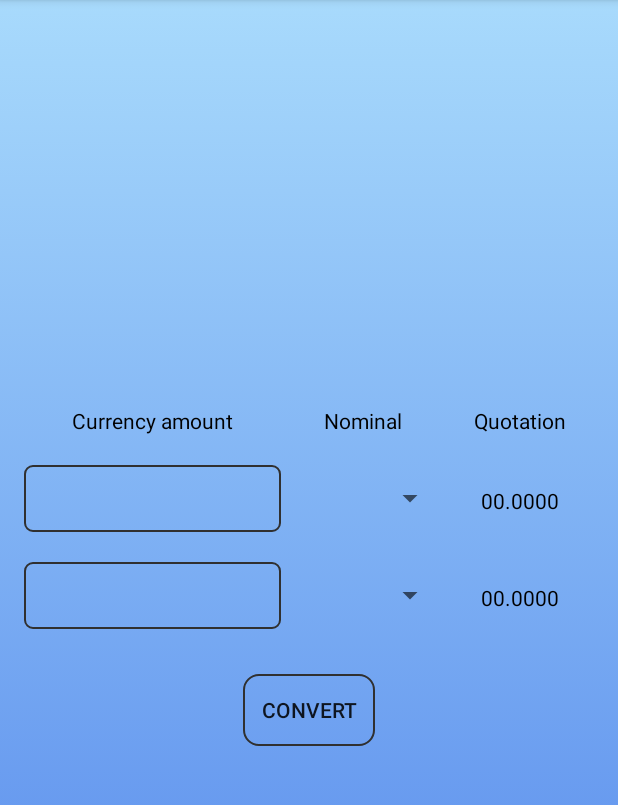
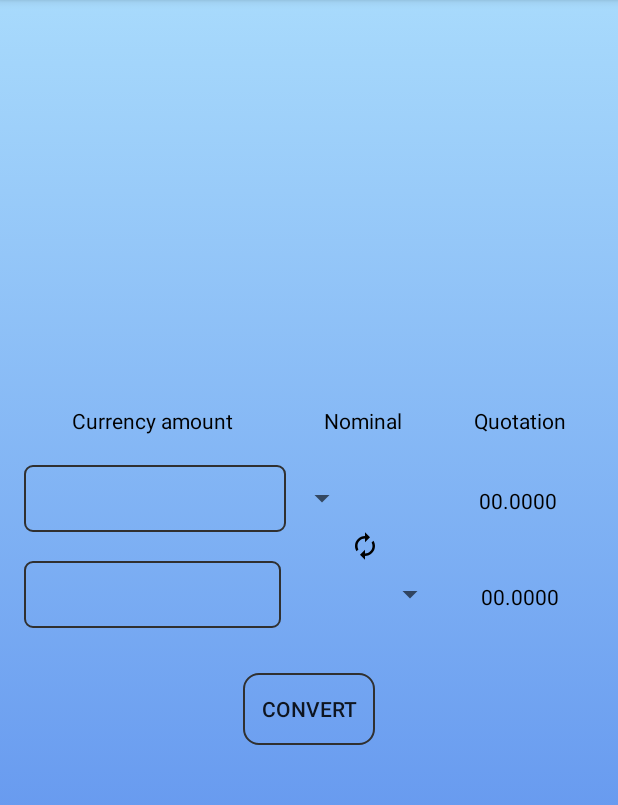
Before and after one commit to Vladchenko/CurrencyConverter, an Android app: the screen it shows after launch (InitialActivity), on a phone screen of 412 x 824 dp, the part 84-889 px from its top. Run offline under Robolectric (Android 15) with nearby library versions, the phone set to English and light mode, and no system bars; libraries missing offline, so code that uses them is left out: org.simpleframework.xml.

Commit message:
Swap button implemented.

```diff
--- a/app/src/main/java/com/example/vladislav/currencyconverter/InitialActivity.java
+++ b/app/src/main/java/com/example/vladislav/currencyconverter/InitialActivity.java
@@ -28,11 +28,8 @@ import java.util.List;
 
 import static android.content.IntentFilter.SYSTEM_HIGH_PRIORITY;
 
-// TODO - Make an initial currencies to be RUS and USD.
 // Make a currencies swap button.
 // Make a methods smaller
-// Make a white fields to be empty (not white).
-// Make all the fields to have m and s prefixes
 // Put all the resources to resources folder
 
 /**
@@ -40,9 +37,9 @@ import static android.content.IntentFilter.SYSTEM_HIGH_PRIORITY;
  */
 public class InitialActivity extends AppCompatActivity {
 
-    // Poition of a USD currency in a currencies spinner's list
+    // Position of a USD currency in a currencies spinner's list
     private final int USD_POSITION = 10;
-    // Poition of a RUB currency in a currencies spinner's list
+    // Position of a RUB currency in a currencies spinner's list
     private final int RUB_POSITION = 0;
 
     private CurrenciesContainer mCurrencyContainer;
@@ -51,7 +48,7 @@ public class InitialActivity extends AppCompatActivity {
     private EditText mInitialCurrencyEditText;      // Edit text for a currency to convert from.
     private EditText mResultingCurrencyEditText;    // Edit text for a currency to convert to.
     private TextView mInitialCurrencyTextView;      // Quotation for a currency to convert from.
-    private TextView mResultingCurrencyTextView;    // Quotation for a currency to convert from.
+    private TextView mResultingCurrencyTextView;    // Quotation for a currency to convert to.
     private BroadcastReceiver mBroadcastReceiver;
 
     @Override
@@ -63,7 +60,7 @@ public class InitialActivity extends AppCompatActivity {
                 + "/" + EnvironmentVars.getCurrenciesFileName());
 
         if (!CommonUtils.isURLValid(EnvironmentVars.getUrl())) {
-            Log.e(getClass().getCanonicalName(),"URL is incorrect!");
+            Log.e(getClass().getCanonicalName(), "URL is incorrect!");
             return;
         }
         if (!CommonUtils.isFilePathValid(EnvironmentVars.getCurrenciesFile())) {
@@ -89,9 +86,8 @@ public class InitialActivity extends AppCompatActivity {
         registerReceiver(mBroadcastReceiver, mIntentFilter);
 
         prepareViews();
-
-        Button convertButton = (Button) findViewById(R.id.convert_button);
-        convertButton.setOnClickListener(prepareClickListener());
+        initializeConvertButton();
+        initializerSwapCurrenciesButton();
 
     }
 
@@ -143,8 +139,9 @@ public class InitialActivity extends AppCompatActivity {
         };
     }
 
-    private View.OnClickListener prepareClickListener() {
-        return new View.OnClickListener() {
+    private void initializeConvertButton() {
+        Button convertButton = (Button) findViewById(R.id.convert_button);
+        convertButton.setOnClickListener( new View.OnClickListener() {
             @Override
             public void onClick(View v) {
                 if (mInitialCurrencySpinner.getSelectedItem().toString().equals(
@@ -172,7 +169,7 @@ public class InitialActivity extends AppCompatActivity {
                     }
                 }
             }
-        };
+        });
     }
 
     /**
@@ -211,7 +208,8 @@ public class InitialActivity extends AppCompatActivity {
             }
 
             @Override
-            public void onNothingSelected(AdapterView<?> parent) {}
+            public void onNothingSelected(AdapterView<?> parent) {
+            }
         });
 
         mResultingCurrencySpinner.setOnItemSelectedListener(new AdapterView.OnItemSelectedListener() {
@@ -222,7 +220,8 @@ public class InitialActivity extends AppCompatActivity {
             }
 
             @Override
-            public void onNothingSelected(AdapterView<?> parent) {}
+            public void onNothingSelected(AdapterView<?> parent) {
+            }
         });
 
         currenciesAdapter = new ArrayAdapter<String>(getApplicationContext(),
@@ -247,6 +246,24 @@ public class InitialActivity extends AppCompatActivity {
         mResultingCurrencyTextView = (TextView) findViewById(R.id.resulting_currency_quotation_text_view);
     }
 
+    private void initializerSwapCurrenciesButton() {
+        Button swapButton = (Button) findViewById(R.id.swap_button);
+        swapButton.setOnClickListener(new View.OnClickListener() {
+            @Override
+            public void onClick(View v) {
+                int swapperPosition;
+                String swapperText;
+                swapperPosition = mInitialCurrencySpinner.getSelectedItemPosition();
+                mInitialCurrencySpinner.setSelection(mResultingCurrencySpinner.getSelectedItemPosition());
+                mResultingCurrencySpinner.setSelection(swapperPosition);
+                swapperText = mInitialCurrencyTextView.getText().toString();
+                mInitialCurrencyTextView.setText(mResultingCurrencyTextView.getText());
+                mResultingCurrencyTextView.setText(swapperText);
+            }
+        });
+
+    }
+
     @Override
     protected void onDestroy() {
         super.onDestroy();
--- /dev/null
+++ b/app/src/main/res/drawable/ic_autorenew_black_24dp.xml
@@ -0,0 +1,9 @@
+<vector xmlns:android="http://schemas.android.com/apk/res/android"
+        android:width="24dp"
+        android:height="24dp"
+        android:viewportWidth="24.0"
+        android:viewportHeight="24.0">
+    <path
+        android:fillColor="#FF000000"
+        android:pathData="M12,6v3l4,-4 -4,-4v3c-4.42,0 -8,3.58 -8,8 0,1.57 0.46,3.03 1.24,4.26L6.7,14.8c-0.45,-0.83 -0.7,-1.79 -0.7,-2.8 0,-3.31 2.69,-6 6,-6zM18.76,7.74L17.3,9.2c0.44,0.84 0.7,1.79 0.7,2.8 0,3.31 -2.69,6 -6,6v-3l-4,4 4,4v-3c4.42,0 8,-3.58 8,-8 0,-1.57 -0.46,-3.03 -1.24,-4.26z"/>
+</vector>
--- a/app/src/main/res/layout/initial_activity.xml
+++ b/app/src/main/res/layout/initial_activity.xml
@@ -32,7 +32,7 @@
                 android:gravity="center_horizontal"
                 android:maxLines="1"
                 android:text="@string/column1_title_text"
-                android:textColor="#000"/>
+                android:textColor="#000" />
 
             <TextView
                 android:id="@+id/textView2"
@@ -42,7 +42,7 @@
                 android:gravity="center_horizontal"
                 android:maxLines="1"
                 android:text="@string/column2_title_text"
-                android:textColor="#000"/>
+                android:textColor="#000" />
 
             <TextView
                 android:id="@+id/textView3"
@@ -52,14 +52,12 @@
                 android:gravity="center_horizontal"
                 android:maxLines="1"
                 android:text="@string/column3_title_text"
-                android:textColor="#000"/>
-
+                android:textColor="#000" />
         </TableRow>
 
-        <TableRow
+        <LinearLayout
             android:layout_width="match_parent"
-            android:layout_height="wrap_content"
-            android:layout_marginBottom="@dimen/table_rows_margin">
+            android:layout_height="wrap_content">
 
             <EditText
                 android:id="@+id/initial_currency_edit_text"
@@ -72,14 +70,28 @@
                 android:inputType="number|numberDecimal"
                 android:textCursorDrawable="@null" />
 
-            <Spinner
-                android:id="@+id/initial_currency_spinner"
-                android:layout_width="0dp"
+            <LinearLayout
+                android:layout_width="105dp"
                 android:layout_height="wrap_content"
-                android:layout_gravity="center_vertical"
-                android:layout_weight="1.8"
-                android:gravity="center_horizontal"
-                android:paddingLeft="@dimen/spinner_item_padding" />
+                android:orientation="vertical">
+
+                <Spinner
+                    android:id="@+id/initial_currency_spinner"
+                    android:layout_width="wrap_content"
+                    android:layout_height="wrap_content"
+                    android:gravity="center_horizontal"
+                    android:paddingLeft="@dimen/spinner_item_padding"
+                    android:layout_marginTop="10dp"/>
+
+                <Button
+                    android:id="@+id/swap_button"
+                    android:layout_width="20dp"
+                    android:layout_height="20dp"
+                    android:layout_gravity="center_horizontal"
+                    android:background="@drawable/ic_autorenew_black_24dp"
+                    android:layout_marginTop="10dp"/>
+
+            </LinearLayout>
 
             <TextView
                 android:id="@+id/initial_currency_quotation_text_view"
@@ -89,11 +101,11 @@
                 android:gravity="center"
                 android:maxLines="1"
                 android:text="@string/quotation_default_value"
-                android:textColor="#000"/>
+                android:textColor="#000" />
 
-        </TableRow>
+        </LinearLayout>
 
-        <TableRow
+        <LinearLayout
             android:layout_width="match_parent"
             android:layout_height="wrap_content">
 
@@ -106,7 +118,7 @@
                 android:ems="10"
                 android:gravity="center_horizontal"
                 android:inputType="number|numberDecimal"
-                android:textCursorDrawable="@null"/>
+                android:textCursorDrawable="@null" />
 
             <Spinner
                 android:id="@+id/resulting_currency_spinner"
@@ -115,7 +127,7 @@
                 android:layout_gravity="center_vertical"
                 android:layout_weight="1.8"
                 android:gravity="center_horizontal"
-                android:paddingLeft="@dimen/spinner_item_padding"/>
+                android:paddingLeft="@dimen/spinner_item_padding" />
 
             <TextView
                 android:id="@+id/resulting_currency_quotation_text_view"
@@ -125,9 +137,9 @@
                 android:gravity="center"
                 android:maxLines="1"
                 android:text="@string/quotation_default_value"
-                android:textColor="#000"/>
+                android:textColor="#000" />
 
-        </TableRow>
+        </LinearLayout>
 
     </TableLayout>
 
--- a/app/src/main/res/values/dimens.xml
+++ b/app/src/main/res/values/dimens.xml
@@ -5,6 +5,7 @@
     <dimen name="edit_texts_margin">10dp</dimen>
     <dimen name="button_convert_top_margin">30dp</dimen>
     <dimen name="table_rows_margin">20dp</dimen>
+    <dimen name="swap_button_margin">20dp</dimen>
     <dimen name="gradient_angle">20dp</dimen>
     <dimen name="spinner_item_padding">10dp</dimen>
     <dimen name="spinner_item_width">50dp</dimen>
```
